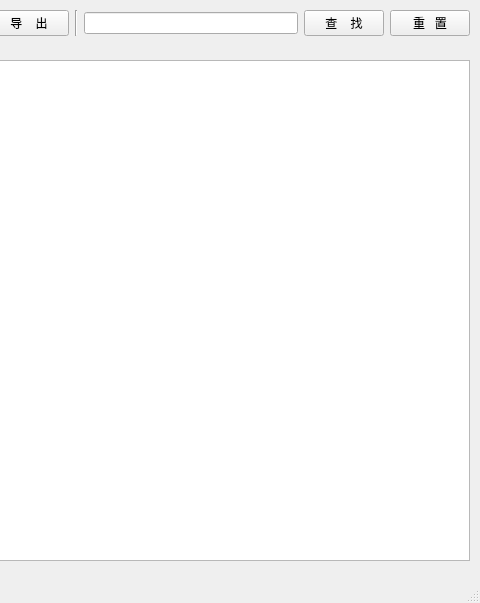
etony/myPyTool, file tools/BrowerPasswd.ui: the form before one commit; both pictures show x 381 to 861 and y 0 to 603 of the 861 by 603 pixel window.
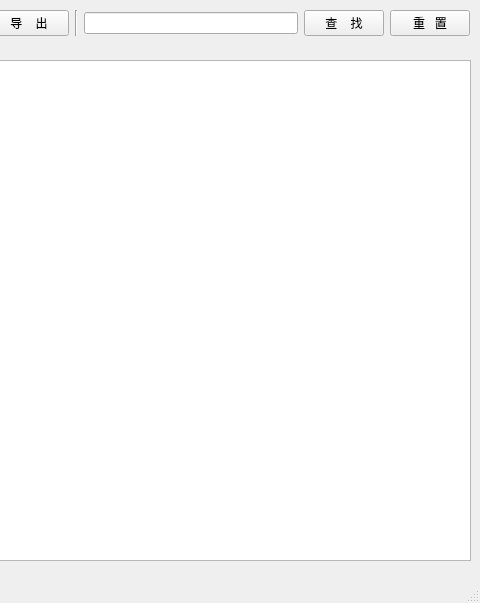
The form after the commit.

The edit to the form file:
```diff
--- a/tools/BrowerPasswd.ui
+++ b/tools/BrowerPasswd.ui
@@ -25,12 +25,15 @@
      <rect>
       <x>10</x>
       <y>60</y>
-      <width>841</width>
+      <width>842</width>
       <height>501</height>
      </rect>
     </property>
+    <attribute name="verticalHeaderVisible">
+     <bool>false</bool>
+    </attribute>
    </widget>
-   <widget class="QWidget" name="">
+   <widget class="QWidget" name="layoutWidget">
     <property name="geometry">
      <rect>
       <x>10</x>
```
Left out of the diff: 12 changed lines with no effect on the pictures.
